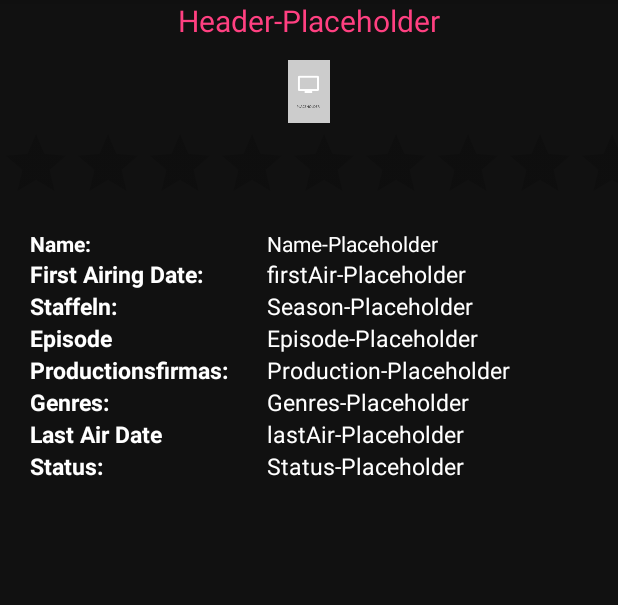
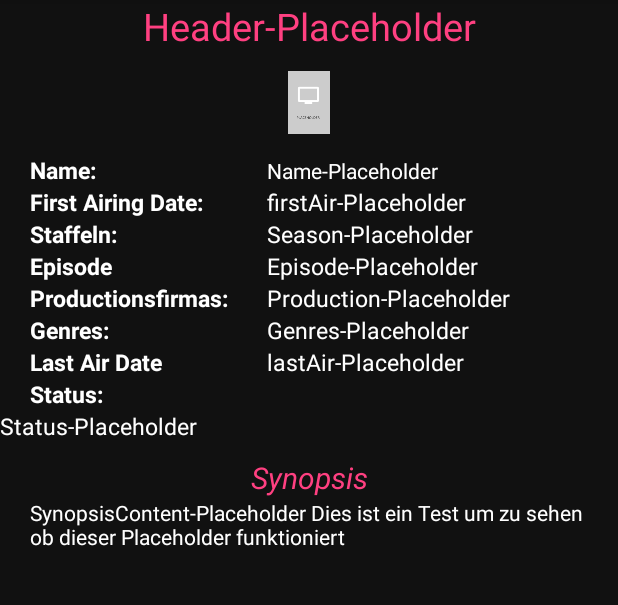
Before and after one commit to lolgame99/WatchlistApp, an Android app: the AllSeriesActivity screen opened directly, with no data from a screen before it, on a phone screen of 412 x 824 dp, the part 84-689 px from its top. Run offline under Robolectric (Android 15) with nearby library versions, the phone set to English and light mode, and no system bars.

Commit message:
ADDED layout_register

```diff
--- a/app/src/main/java/at/mab/watchlistapp/MainActivity.java
+++ b/app/src/main/java/at/mab/watchlistapp/MainActivity.java
@@ -1,8 +1,8 @@
 package at.mab.watchlistapp;
 
 import android.content.Intent;
+import android.os.Bundle;
 import android.support.v7.app.AppCompatActivity;
-import android.os.Bundle;
 import android.view.View;
 import android.widget.ImageButton;
 
--- a/app/src/main/res/layout/layout_listview.xml
+++ b/app/src/main/res/layout/layout_listview.xml
@@ -1,4 +1,3 @@
-<?xml version="1.0" encoding="utf-8"?>
 <?xml version="1.0" encoding="utf-8"?>
 <LinearLayout xmlns:android="http://schemas.android.com/apk/res/android" android:layout_width="fill_parent" android:layout_height="fill_parent">
     <ListView android:id="@+id/list_title_list" android:layout_width="match_parent" android:layout_height="match_parent"> </ListView>
--- a/app/src/main/res/layout/layout_main.xml
+++ b/app/src/main/res/layout/layout_main.xml
@@ -31,7 +31,7 @@
                     android:background="@android:color/transparent"
                     android:elevation="0dp"
                     android:scaleType="fitCenter"
-                    app:srcCompat="@drawable/ic_calender"/>
+                    app:srcCompat="@drawable/ic_calender" />
 
                 <ImageButton
                     android:id="@+id/btn_popular"
@@ -42,7 +42,7 @@
                     android:background="@android:color/transparent"
                     android:elevation="0dp"
                     android:scaleType="fitCenter"
-                    app:srcCompat="@drawable/ic_star"/>
+                    app:srcCompat="@drawable/ic_star" />
             </LinearLayout>
 
             <LinearLayout
@@ -103,7 +103,7 @@
                     android:background="@android:color/transparent"
                     android:elevation="0dp"
                     android:scaleType="fitCenter"
-                    app:srcCompat="@drawable/ic_tv"/>
+                    app:srcCompat="@drawable/ic_tv" />
 
                 <ImageButton
                     android:id="@+id/btn_login"
--- a/app/src/main/res/layout/layout_viewseries.xml
+++ b/app/src/main/res/layout/layout_viewseries.xml
@@ -21,18 +21,13 @@
                 android:text="Header-Placeholder"
                 android:textAlignment="center"
                 android:textColor="@color/colorAccent"
-                android:textSize="20sp" />
+                android:textSize="25sp" />
 
             <ImageView
                 android:id="@+id/iv_seriesImage"
                 android:layout_width="match_parent"
                 android:layout_height="wrap_content"
                 app:srcCompat="@mipmap/ic_placeholder" />
-
-            <RatingBar
-                android:id="@+id/ratingBar"
-                android:layout_width="match_parent"
-                android:layout_height="wrap_content" />
 
             <TableLayout
                 android:layout_width="match_parent"
@@ -53,6 +48,7 @@
                         android:text="Name:"
                         android:textAllCaps="false"
                         android:textColor="@android:color/background_light"
+                        android:textSize="15sp"
                         android:textStyle="bold" />
 
                     <TextView
@@ -224,17 +220,38 @@
                         android:textSize="15sp"
                         android:textStyle="bold" />
 
-                    <TextView
-                        android:id="@+id/tb_tv_status"
-                        android:layout_width="wrap_content"
-                        android:layout_height="wrap_content"
-                        android:layout_weight="2"
-                        android:text="Status-Placeholder"
-                        android:textColor="@android:color/background_light"
-                        android:textSize="15sp" />
                 </TableRow>
 
             </TableLayout>
+
+            <TextView
+                android:id="@+id/tb_tv_status"
+                android:layout_width="match_parent"
+                android:layout_height="wrap_content"
+                android:layout_weight="2"
+                android:text="Status-Placeholder"
+                android:textColor="@android:color/background_light"
+                android:textSize="15sp" />
+
+            <TextView
+                android:id="@+id/tv_synopsis"
+                android:layout_width="match_parent"
+                android:layout_height="wrap_content"
+                android:paddingTop="10dp"
+                android:text="Synopsis"
+                android:textAlignment="center"
+                android:textColor="@color/colorAccent"
+                android:textSize="20sp"
+                android:textStyle="italic" />
+
+            <TextView
+                android:id="@+id/tv_synpsisContent"
+                android:layout_width="match_parent"
+                android:layout_height="wrap_content"
+                android:paddingLeft="20dp"
+                android:paddingRight="20dp"
+                android:text="SynopsisContent-Placeholder Dies ist ein Test um zu sehen ob dieser Placeholder funktioniert"
+                android:textColor="@android:color/background_light" />
         </LinearLayout>
     </ScrollView>
 </LinearLayout>
```
Also changed, not shown: app/src/main/res/layout/layout_register.xml (added, +90 -0 lines), 1 other file.
